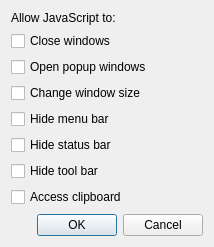
The window that src/lib/preferences/jsoptions.ui (QupZilla/qupzilla) describes before a commit, drawn with Qt 5.
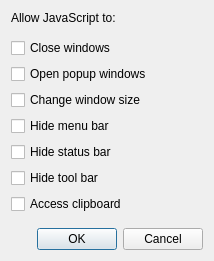
The same window after the commit.

```diff
--- a/src/lib/preferences/jsoptions.ui
+++ b/src/lib/preferences/jsoptions.ui
@@ -7,7 +7,7 @@
     <x>0</x>
     <y>0</y>
     <width>214</width>
-    <height>247</height>
+    <height>261</height>
    </rect>
   </property>
   <property name="windowTitle">
```
Left out of the diff: 3 changed lines with no effect on the pictures.
